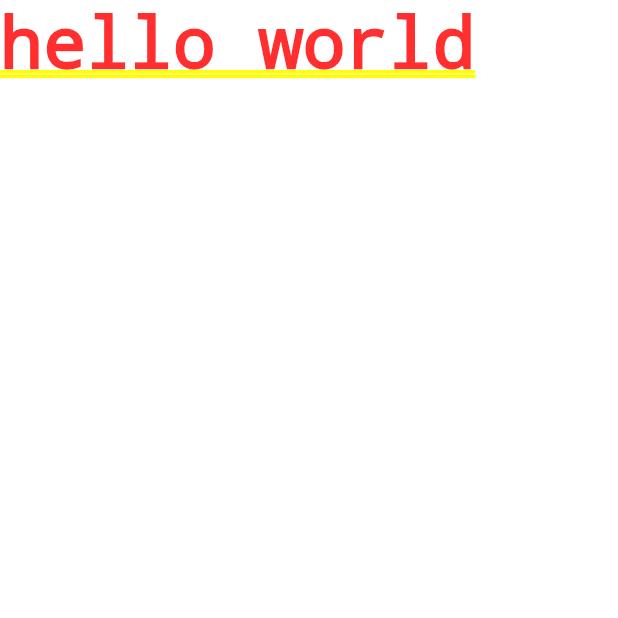
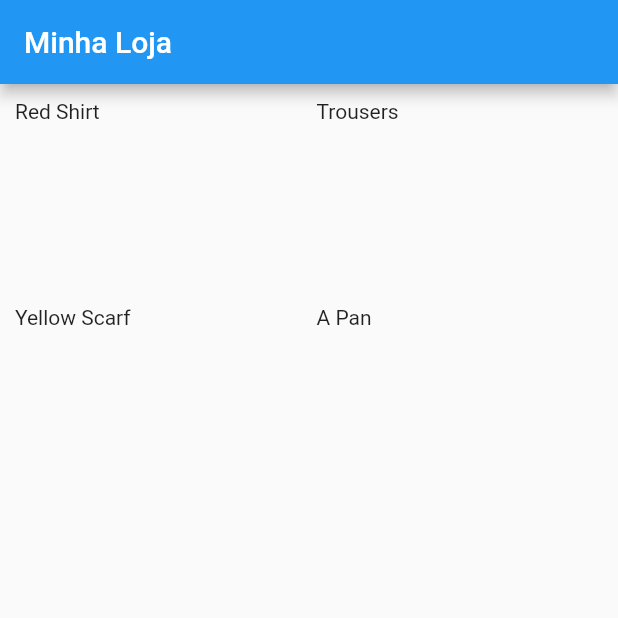
Before and after one commit to TiagoLustosa/ShopGetxFlutter, a Flutter app: the screen it shows after launch, on a phone screen of 412 x 824 dp, the top half of it. Run offline on Flutter 3.47's test engine with Material 2 defaults, Android fonts, the phone set to English and light mode, and no system bars.

Commit message:
Add ProductsOverViewPage

```diff
--- /dev/null
+++ b/lib/data/dummy_data.dart
@@ -0,0 +1,35 @@
+import 'package:ecommerce/models/product.dart';
+
+final dummyProducts = [
+  Product(
+    id: 'p1',
+    title: 'Red Shirt',
+    description: 'A red shirt - it is pretty red!',
+    price: 29.99,
+    imageUrl:
+        'https://cdn.pixabay.com/photo/2016/10/02/22/17/red-t-shirt-1710578_1280.jpg',
+  ),
+  Product(
+    id: 'p2',
+    title: 'Trousers',
+    description: 'A nice pair of trousers.',
+    price: 59.99,
+    imageUrl:
+        'https://upload.wikimedia.org/wikipedia/commons/thumb/e/e8/Trousers%2C_dress_%28AM_1960.022-8%29.jpg/512px-Trousers%2C_dress_%28AM_1960.022-8%29.jpg',
+  ),
+  Product(
+    id: 'p3',
+    title: 'Yellow Scarf',
+    description: 'Warm and cozy - exactly what you need for the winter.',
+    price: 19.99,
+    imageUrl: 'https://live.staticflickr.com/4043/4438260868_cc79b3369d_z.jpg',
+  ),
+  Product(
+    id: 'p4',
+    title: 'A Pan',
+    description: 'Prepare any meal you want.',
+    price: 49.99,
+    imageUrl:
+        'https://upload.wikimedia.org/wikipedia/commons/thumb/1/14/Cast-Iron-Pan.jpg/1024px-Cast-Iron-Pan.jpg',
+  ),
+];
--- a/lib/main.dart
+++ b/lib/main.dart
@@ -1,3 +1,4 @@
+import 'package:ecommerce/pages/products_overview_page.dart';
 import 'package:flutter/material.dart';
 
 void main() {
@@ -9,10 +10,11 @@ class MyApp extends StatelessWidget {
   @override
   Widget build(BuildContext context) {
     return MaterialApp(
-        title: 'Flutter Demo',
-        theme: ThemeData(
-          primarySwatch: Colors.blue,
-        ),
-        home: const Text('hello world'));
+      title: 'Flutter Demo',
+      theme: ThemeData(
+        primarySwatch: Colors.blue,
+      ),
+      home: ProductsOverViewPage(),
+    );
   }
 }
--- /dev/null
+++ b/lib/pages/products_overview_page.dart
@@ -0,0 +1,31 @@
+import 'package:ecommerce/data/dummy_data.dart';
+import 'package:ecommerce/models/product.dart';
+import 'package:flutter/material.dart';
+
+class ProductsOverViewPage extends StatelessWidget {
+  final List<Product> loadedProducts = dummyProducts;
+
+  ProductsOverViewPage({Key? key}) : super(key: key);
+
+  @override
+  Widget build(BuildContext context) {
+    return Scaffold(
+      appBar: AppBar(
+        title: const Text('Minha Loja'),
+      ),
+      body: Padding(
+        padding: const EdgeInsets.all(10.0),
+        child: GridView.builder(
+          itemCount: loadedProducts.length,
+          gridDelegate: const SliverGridDelegateWithFixedCrossAxisCount(
+            crossAxisCount: 2,
+            childAspectRatio: 3 / 2,
+            crossAxisSpacing: 10,
+            mainAxisSpacing: 10,
+          ),
+          itemBuilder: (ctx, i) => (Text(loadedProducts[i].title)),
+        ),
+      ),
+    );
+  }
+}
--- /dev/null
+++ b/produtos.txt
@@ -0,0 +1,34 @@
+[
+    Product(
+      id: 'p1',
+      title: 'Red Shirt',
+      description: 'A red shirt - it is pretty red!',
+      price: 29.99,
+      imageUrl:
+          'https://cdn.pixabay.com/photo/2016/10/02/22/17/red-t-shirt-1710578_1280.jpg',
+    ),
+    Product(
+      id: 'p2',
+      title: 'Trousers',
+      description: 'A nice pair of trousers.',
+      price: 59.99,
+      imageUrl:
+          'https://upload.wikimedia.org/wikipedia/commons/thumb/e/e8/Trousers%2C_dress_%28AM_1960.022-8%29.jpg/512px-Trousers%2C_dress_%28AM_1960.022-8%29.jpg',
+    ),
+    Product(
+      id: 'p3',
+      title: 'Yellow Scarf',
+      description: 'Warm and cozy - exactly what you need for the winter.',
+      price: 19.99,
+      imageUrl:
+          'https://live.staticflickr.com/4043/4438260868_cc79b3369d_z.jpg',
+    ),
+    Product(
+      id: 'p4',
+      title: 'A Pan',
+      description: 'Prepare any meal you want.',
+      price: 49.99,
+      imageUrl:
+          'https://upload.wikimedia.org/wikipedia/commons/thumb/1/14/Cast-Iron-Pan.jpg/1024px-Cast-Iron-Pan.jpg',
+    ),
+  ]
```
